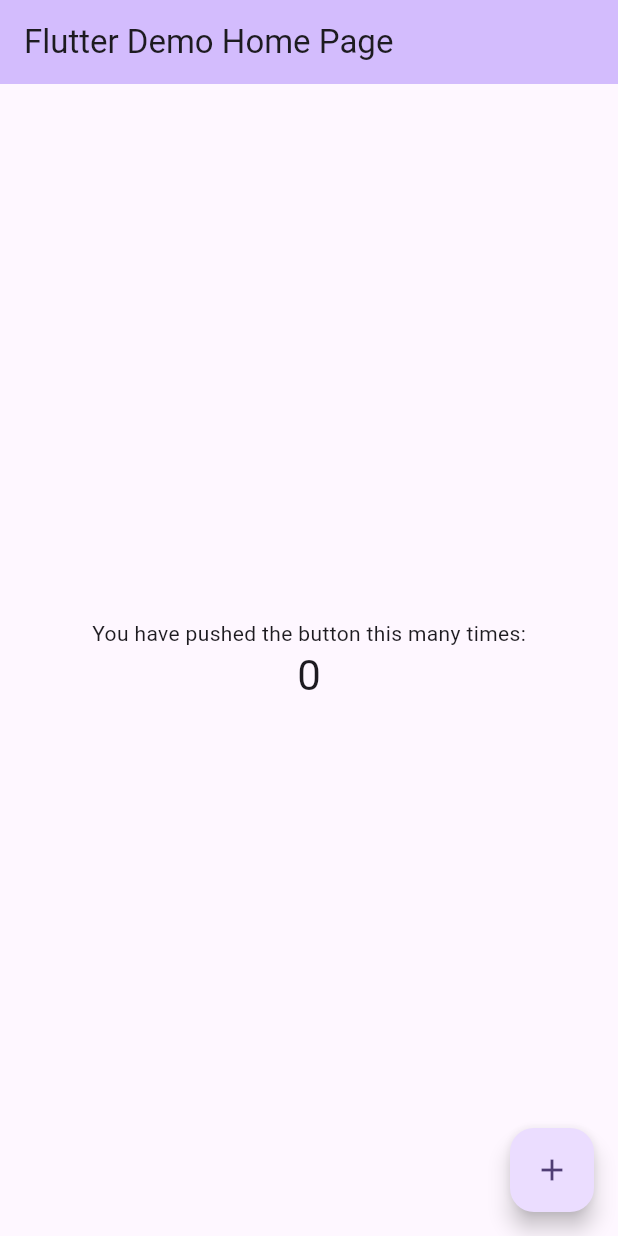
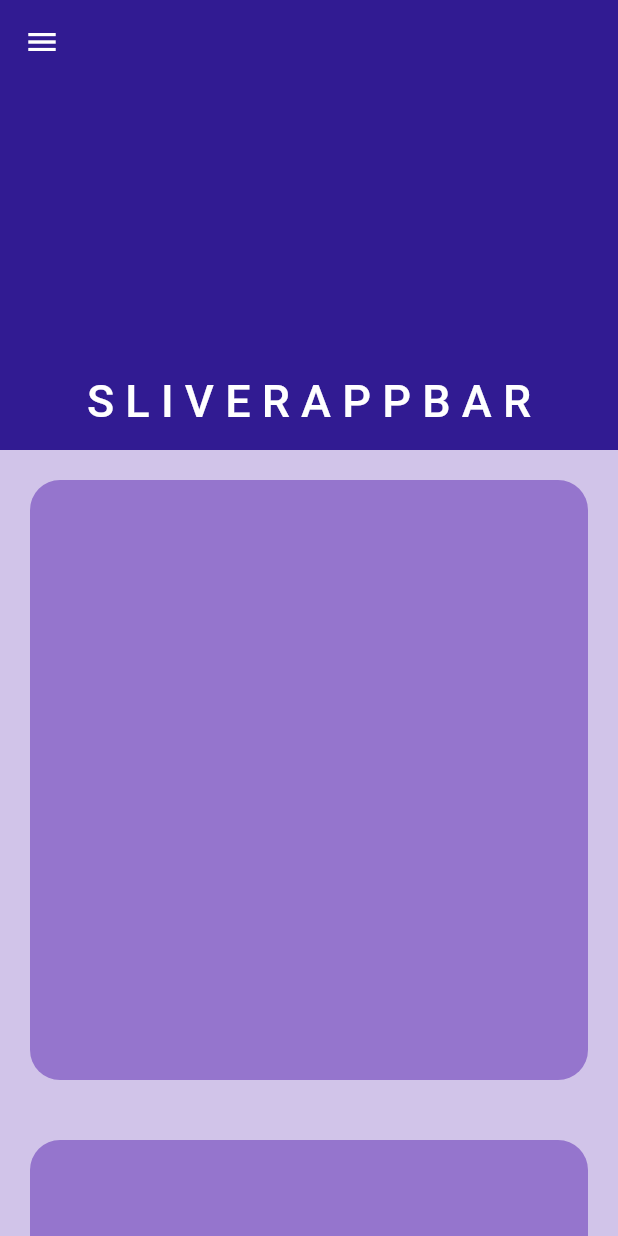
Before and after one commit to Sai-Gruheeth-N/Learning-Sliver-Appbar-Flutter, a Flutter app: the screen it shows after launch, on a phone screen of 412 x 824 dp. Run offline on Flutter 3.47's test engine with Material 2 defaults, Android fonts, the phone set to English and light mode, and no system bars.

Commit message:
Implement UI using custom scroll view, sliver, sliver appbar, sliver to box adapter; understand working of floating, pinned, flexible space bar

```diff
--- /dev/null
+++ b/lib/home_page.dart
@@ -0,0 +1,72 @@
+import 'package:flutter/material.dart';
+
+class HomePage extends StatelessWidget {
+  const HomePage({super.key});
+
+  @override
+  Widget build(BuildContext context) {
+    return Scaffold(
+      backgroundColor: Colors.deepPurple.shade100,
+      body: CustomScrollView(
+        slivers: [
+          SliverAppBar(
+            backgroundColor: Colors.deepPurple,
+            leading: const Icon(Icons.menu),
+            // title: const Text('S L I V E R A P P B A R'),
+            centerTitle: true,
+            expandedHeight: 300,
+            /* Appbar appear on panning down on the screen wherever you might be if set to true.
+            If floating is set to false, the appbar appears only when you scroll till the top and then pan down.*/
+            floating: false,
+            /* Appbar remains pinned to the top of the screen if pinned is set to true.
+            If set to false, the appbar appears only when panned down.*/
+            pinned: true,
+            flexibleSpace: FlexibleSpaceBar(
+              background: Container(
+                color: Colors.deepPurple.shade900,
+              ),
+              centerTitle: true,
+              title: const Text('S L I V E R A P P B A R'),
+            ),
+          ),
+          SliverToBoxAdapter(
+            child: Padding(
+              padding: const EdgeInsets.all(20.0),
+              child: ClipRRect(
+                borderRadius: BorderRadius.circular(20),
+                child: Container(
+                  height: 400,
+                  color: Colors.deepPurple.shade300,
+                ),
+              ),
+            ),
+          ),
+          SliverToBoxAdapter(
+            child: Padding(
+              padding: const EdgeInsets.all(20.0),
+              child: ClipRRect(
+                borderRadius: BorderRadius.circular(20),
+                child: Container(
+                  height: 400,
+                  color: Colors.deepPurple.shade300,
+                ),
+              ),
+            ),
+          ),
+          SliverToBoxAdapter(
+            child: Padding(
+              padding: const EdgeInsets.all(20.0),
+              child: ClipRRect(
+                borderRadius: BorderRadius.circular(20),
+                child: Container(
+                  height: 400,
+                  color: Colors.deepPurple.shade300,
+                ),
+              ),
+            ),
+          ),
+        ],
+      ),
+    );
+  }
+}
--- a/lib/main.dart
+++ b/lib/main.dart
@@ -1,4 +1,5 @@
 import 'package:flutter/material.dart';
+import 'package:sliver_appbar_flutter/home_page.dart';
 
 void main() {
   runApp(const MyApp());
@@ -7,119 +8,11 @@ void main() {
 class MyApp extends StatelessWidget {
   const MyApp({super.key});
 
-  // This widget is the root of your application.
   @override
   Widget build(BuildContext context) {
-    return MaterialApp(
-      title: 'Flutter Demo',
-      theme: ThemeData(
-        // This is the theme of your application.
-        //
-        // TRY THIS: Try running your application with "flutter run". You'll see
-        // the application has a blue toolbar. Then, without quitting the app,
-        // try changing the seedColor in the colorScheme below to Colors.green
-        // and then invoke "hot reload" (save your changes or press the "hot
-        // reload" button in a Flutter-supported IDE, or press "r" if you used
-        // the command line to start the app).
-        //
-        // Notice that the counter didn't reset back to zero; the application
-        // state is not lost during the reload. To reset the state, use hot
-        // restart instead.
-        //
-        // This works for code too, not just values: Most code changes can be
-        // tested with just a hot reload.
-        colorScheme: ColorScheme.fromSeed(seedColor: Colors.deepPurple),
-        useMaterial3: true,
-      ),
-      home: const MyHomePage(title: 'Flutter Demo Home Page'),
+    return const MaterialApp(
+      debugShowCheckedModeBanner: false,
+      home: HomePage(),
     );
   }
 }
-
-class MyHomePage extends StatefulWidget {
-  const MyHomePage({super.key, required this.title});
-
-  // This widget is the home page of your application. It is stateful, meaning
-  // that it has a State object (defined below) that contains fields that affect
-  // how it looks.
-
-  // This class is the configuration for the state. It holds the values (in this
-  // case the title) provided by the parent (in this case the App widget) and
-  // used by the build method of the State. Fields in a Widget subclass are
-  // always marked "final".
-
-  final String title;
-
-  @override
-  State<MyHomePage> createState() => _MyHomePageState();
-}
-
-class _MyHomePageState extends State<MyHomePage> {
-  int _counter = 0;
-
-  void _incrementCounter() {
-    setState(() {
-      // This call to setState tells the Flutter framework that something has
-      // changed in this State, which causes it to rerun the build method below
-      // so that the display can reflect the updated values. If we changed
-      // _counter without calling setState(), then the build method would not be
-      // called again, and so nothing would appear to happen.
-      _counter++;
-    });
-  }
-
-  @override
-  Widget build(BuildContext context) {
-    // This method is rerun every time setState is called, for instance as done
-    // by the _incrementCounter method above.
-    //
-    // The Flutter framework has been optimized to make rerunning build methods
-    // fast, so that you can just rebuild anything that needs updating rather
-    // than having to individually change instances of widgets.
-    return Scaffold(
-      appBar: AppBar(
-        // TRY THIS: Try changing the color here to a specific color (to
-        // Colors.amber, perhaps?) and trigger a hot reload to see the AppBar
-        // change color while the other colors stay the same.
-        backgroundColor: Theme.of(context).colorScheme.inversePrimary,
-        // Here we take the value from the MyHomePage object that was created by
-        // the App.build method, and use it to set our appbar title.
-        title: Text(widget.title),
-      ),
-      body: Center(
-        // Center is a layout widget. It takes a single child and positions it
-        // in the middle of the parent.
-        child: Column(
-          // Column is also a layout widget. It takes a list of children and
-          // arranges them vertically. By default, it sizes itself to fit its
-          // children horizontally, and tries to be as tall as its parent.
-          //
-          // Column has various properties to control how it sizes itself and
-          // how it positions its children. Here we use mainAxisAlignment to
-          // center the children vertically; the main axis here is the vertical
-          // axis because Columns are vertical (the cross axis would be
-          // horizontal).
-          //
-          // TRY THIS: Invoke "debug painting" (choose the "Toggle Debug Paint"
-          // action in the IDE, or press "p" in the console), to see the
-          // wireframe for each widget.
-          mainAxisAlignment: MainAxisAlignment.center,
-          children: <Widget>[
-            const Text(
-              'You have pushed the button this many times:',
-            ),
-            Text(
-              '$_counter',
-              style: Theme.of(context).textTheme.headlineMedium,
-            ),
-          ],
-        ),
-      ),
-      floatingActionButton: FloatingActionButton(
-        onPressed: _incrementCounter,
-        tooltip: 'Increment',
-        child: const Icon(Icons.add),
-      ), // This trailing comma makes auto-formatting nicer for build methods.
-    );
-  }
-}
```
